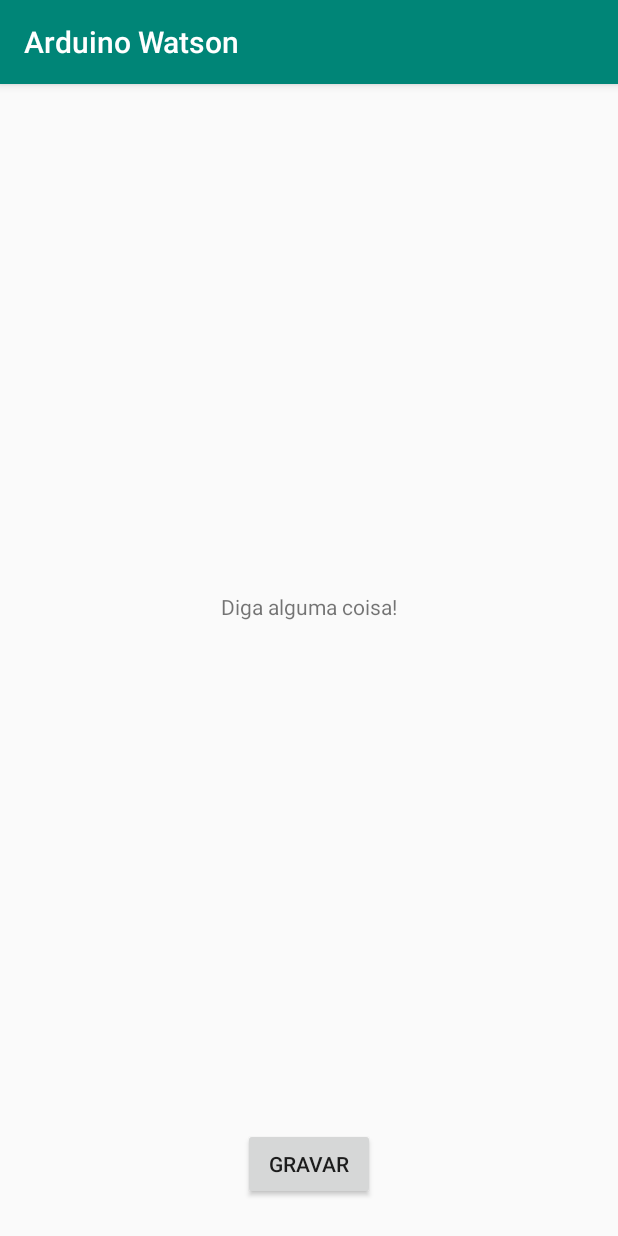
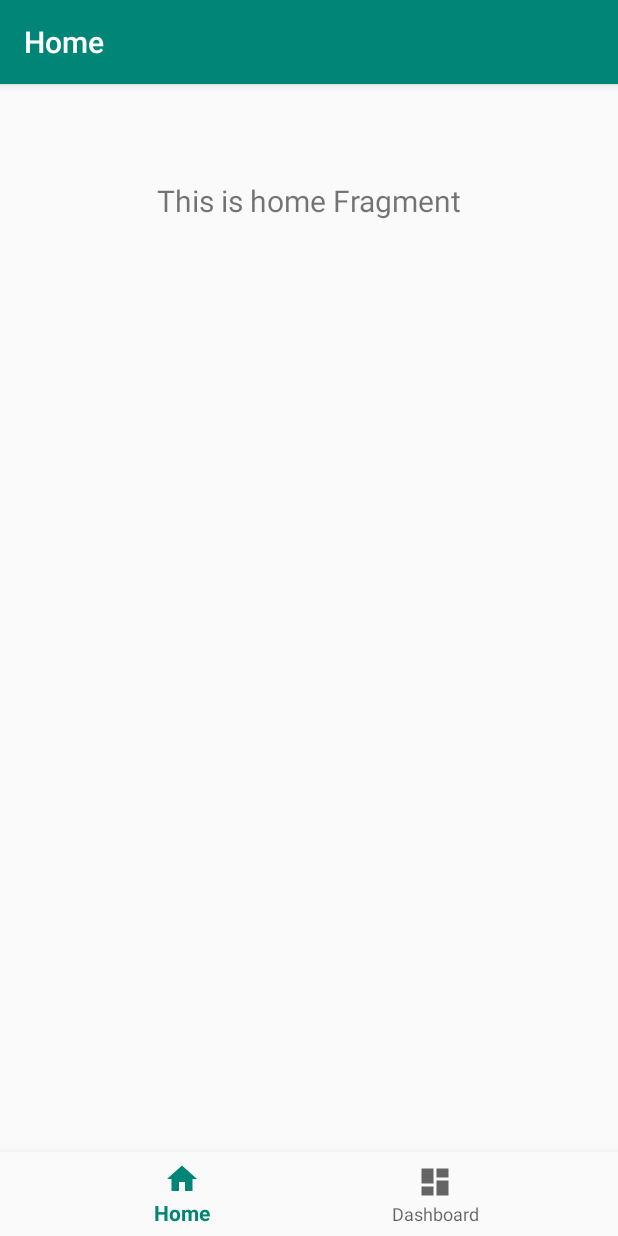
Before and after one commit to joaoreis/arduino-watson, an Android app: the screen it shows after launch (SpeechToTextActivity before the commit, MainActivity after it), on a phone screen of 412 x 824 dp. Run offline under Robolectric (Android 15) with nearby library versions, the phone set to English and light mode, and no system bars; our stand-ins replace navigation-ui.

Commit message:
Bottom app bar

```diff
--- /dev/null
+++ b/app/src/main/java/br/com/joaoreis/arduinowatson/MainActivity.kt
@@ -0,0 +1,29 @@
+package br.com.joaoreis.arduinowatson
+
+import android.os.Bundle
+import com.google.android.material.bottomnavigation.BottomNavigationView
+import androidx.appcompat.app.AppCompatActivity
+import androidx.navigation.findNavController
+import androidx.navigation.ui.AppBarConfiguration
+import androidx.navigation.ui.setupActionBarWithNavController
+import androidx.navigation.ui.setupWithNavController
+
+class MainActivity : AppCompatActivity() {
+
+    override fun onCreate(savedInstanceState: Bundle?) {
+        super.onCreate(savedInstanceState)
+        setContentView(R.layout.activity_main)
+        val navView: BottomNavigationView = findViewById(R.id.nav_view)
+
+        val navController = findNavController(R.id.nav_host_fragment)
+        // Passing each menu ID as a set of Ids because each
+        // menu should be considered as top level destinations.
+        val appBarConfiguration = AppBarConfiguration(
+            setOf(
+                R.id.navigation_home, R.id.navigation_dashboard
+            )
+        )
+        setupActionBarWithNavController(navController, appBarConfiguration)
+        navView.setupWithNavController(navController)
+    }
+}
--- /dev/null
+++ b/app/src/main/java/br/com/joaoreis/arduinowatson/ui/home/HomeFragment.kt
@@ -0,0 +1,31 @@
+package br.com.joaoreis.arduinowatson.ui.home
+
+import android.os.Bundle
+import android.view.LayoutInflater
+import android.view.View
+import android.view.ViewGroup
+import android.widget.TextView
+import androidx.fragment.app.Fragment
+import androidx.lifecycle.Observer
+import androidx.lifecycle.ViewModelProviders
+import br.com.joaoreis.arduinowatson.R
+
+class HomeFragment : Fragment() {
+
+    private lateinit var homeViewModel: HomeViewModel
+
+    override fun onCreateView(
+        inflater: LayoutInflater,
+        container: ViewGroup?,
+        savedInstanceState: Bundle?
+    ): View? {
+        homeViewModel =
+            ViewModelProviders.of(this).get(HomeViewModel::class.java)
+        val root = inflater.inflate(R.layout.fragment_home, container, false)
+        val textView: TextView = root.findViewById(R.id.text_home)
+        homeViewModel.text.observe(this, Observer {
+            textView.text = it
+        })
+        return root
+    }
+}
--- /dev/null
+++ b/app/src/main/java/br/com/joaoreis/arduinowatson/ui/home/HomeViewModel.kt
@@ -0,0 +1,13 @@
+package br.com.joaoreis.arduinowatson.ui.home
+
+import androidx.lifecycle.LiveData
+import androidx.lifecycle.MutableLiveData
+import androidx.lifecycle.ViewModel
+
+class HomeViewModel : ViewModel() {
+
+    private val _text = MutableLiveData<String>().apply {
+        value = "This is home Fragment"
+    }
+    val text: LiveData<String> = _text
+}
--- /dev/null
+++ b/app/src/main/res/drawable/ic_dashboard_black_24dp.xml
@@ -0,0 +1,9 @@
+<vector xmlns:android="http://schemas.android.com/apk/res/android"
+    android:width="24dp"
+    android:height="24dp"
+    android:viewportWidth="24.0"
+    android:viewportHeight="24.0">
+    <path
+        android:fillColor="#FF000000"
+        android:pathData="M3,13h8L11,3L3,3v10zM3,21h8v-6L3,15v6zM13,21h8L21,11h-8v10zM13,3v6h8L21,3h-8z" />
+</vector>
--- /dev/null
+++ b/app/src/main/res/drawable/ic_home_black_24dp.xml
@@ -0,0 +1,9 @@
+<vector xmlns:android="http://schemas.android.com/apk/res/android"
+    android:width="24dp"
+    android:height="24dp"
+    android:viewportWidth="24.0"
+    android:viewportHeight="24.0">
+    <path
+        android:fillColor="#FF000000"
+        android:pathData="M10,20v-6h4v6h5v-8h3L12,3 2,12h3v8z" />
+</vector>
--- /dev/null
+++ b/app/src/main/res/layout/activity_main.xml
@@ -0,0 +1,33 @@
+<?xml version="1.0" encoding="utf-8"?>
+<androidx.constraintlayout.widget.ConstraintLayout xmlns:android="http://schemas.android.com/apk/res/android"
+    xmlns:app="http://schemas.android.com/apk/res-auto"
+    android:id="@+id/container"
+    android:layout_width="match_parent"
+    android:layout_height="match_parent"
+    android:paddingTop="?attr/actionBarSize">
+
+    <com.google.android.material.bottomnavigation.BottomNavigationView
+        android:id="@+id/nav_view"
+        android:layout_width="0dp"
+        android:layout_height="wrap_content"
+        android:layout_marginStart="0dp"
+        android:layout_marginEnd="0dp"
+        android:background="?android:attr/windowBackground"
+        app:layout_constraintBottom_toBottomOf="parent"
+        app:layout_constraintLeft_toLeftOf="parent"
+        app:layout_constraintRight_toRightOf="parent"
+        app:menu="@menu/bottom_nav_menu" />
+
+    <fragment
+        android:id="@+id/nav_host_fragment"
+        android:name="androidx.navigation.fragment.NavHostFragment"
+        android:layout_width="match_parent"
+        android:layout_height="match_parent"
+        app:defaultNavHost="true"
+        app:layout_constraintBottom_toTopOf="@id/nav_view"
+        app:layout_constraintLeft_toLeftOf="parent"
+        app:layout_constraintRight_toRightOf="parent"
+        app:layout_constraintTop_toTopOf="parent"
+        app:navGraph="@navigation/mobile_navigation" />
+
+</androidx.constraintlayout.widget.ConstraintLayout>
--- /dev/null
+++ b/app/src/main/res/layout/fragment_home.xml
@@ -0,0 +1,19 @@
+<?xml version="1.0" encoding="utf-8"?>
+<androidx.constraintlayout.widget.ConstraintLayout xmlns:android="http://schemas.android.com/apk/res/android"
+    xmlns:app="http://schemas.android.com/apk/res-auto"
+    android:layout_width="match_parent"
+    android:layout_height="match_parent">
+
+    <TextView
+        android:id="@+id/text_home"
+        android:layout_width="match_parent"
+        android:layout_height="wrap_content"
+        android:layout_marginStart="8dp"
+        android:layout_marginTop="8dp"
+        android:layout_marginEnd="8dp"
+        android:textAlignment="center"
+        android:textSize="20sp"
+        app:layout_constraintEnd_toEndOf="parent"
+        app:layout_constraintStart_toStartOf="parent"
+        app:layout_constraintTop_toTopOf="parent" />
+</androidx.constraintlayout.widget.ConstraintLayout>
--- /dev/null
+++ b/app/src/main/res/menu/bottom_nav_menu.xml
@@ -0,0 +1,14 @@
+<?xml version="1.0" encoding="utf-8"?>
+<menu xmlns:android="http://schemas.android.com/apk/res/android">
+
+    <item
+        android:id="@+id/navigation_home"
+        android:icon="@drawable/ic_home_black_24dp"
+        android:title="@string/title_home" />
+
+    <item
+        android:id="@+id/navigation_dashboard"
+        android:icon="@drawable/ic_dashboard_black_24dp"
+        android:title="@string/title_dashboard" />
+
+</menu>
--- /dev/null
+++ b/app/src/main/res/navigation/mobile_navigation.xml
@@ -0,0 +1,20 @@
+<?xml version="1.0" encoding="utf-8"?>
+<navigation xmlns:android="http://schemas.android.com/apk/res/android"
+    xmlns:app="http://schemas.android.com/apk/res-auto"
+    xmlns:tools="http://schemas.android.com/tools"
+    android:id="@+id/mobile_navigation"
+    app:startDestination="@+id/navigation_home">
+
+    <fragment
+        android:id="@+id/navigation_home"
+        android:name="br.com.joaoreis.arduinowatson.ui.home.HomeFragment"
+        android:label="@string/title_home"
+        tools:layout="@layout/fragment_home" />
+
+    <fragment
+        android:id="@+id/navigation_dashboard"
+        android:name="br.com.joaoreis.arduinowatson.ui.dashboard.DashboardFragment"
+        android:label="@string/title_dashboard"
+        tools:layout="@layout/fragment_dashboard" />
+
+ </navigation>
--- a/app/src/main/res/navigation/nav_graph.xml
+++ /dev/null
@@ -1,5 +0,0 @@
-<?xml version="1.0" encoding="utf-8"?>
-<navigation xmlns:android="http://schemas.android.com/apk/res/android"
-    xmlns:app="http://schemas.android.com/apk/res-auto" android:id="@+id/nav_graph">
-
-</navigation>
--- a/app/src/main/res/values/dimens.xml
+++ b/app/src/main/res/values/dimens.xml
@@ -1,4 +1,7 @@
 <?xml version="1.0" encoding="utf-8"?>
 <resources>
     <dimen name="buttonMarginBottom">24dp</dimen>
+    <!-- Default screen margins, per the Android Design guidelines. -->
+    <dimen name="activity_horizontal_margin">16dp</dimen>
+    <dimen name="activity_vertical_margin">16dp</dimen>
 </resources>
--- a/app/src/main/res/values/strings.xml
+++ b/app/src/main/res/values/strings.xml
@@ -2,4 +2,8 @@
     <string name="app_name">Arduino Watson</string>
     <string name="gravar">Gravar</string>
     <string name="saySomething">Diga alguma coisa!</string>
+    <string name="title_activity_main">MainActivity</string>
+    <string name="title_home">Home</string>
+    <string name="title_dashboard">Dashboard</string>
+    <string name="title_notifications">Notifications</string>
 </resources>
```
Also changed, not shown: app/build.gradle (+14 -0 lines), app/src/main/AndroidManifest.xml (+6 -2 lines), app/src/main/java/br/com/joaoreis/arduinowatson/ui/dashboard/DashboardFragment.kt (added, +31 -0 lines), app/src/main/java/br/com/joaoreis/arduinowatson/ui/dashboard/DashboardViewModel.kt (added, +13 -0 lines), app/src/main/res/layout/fragment_dashboard.xml (added, +19 -0 lines).
